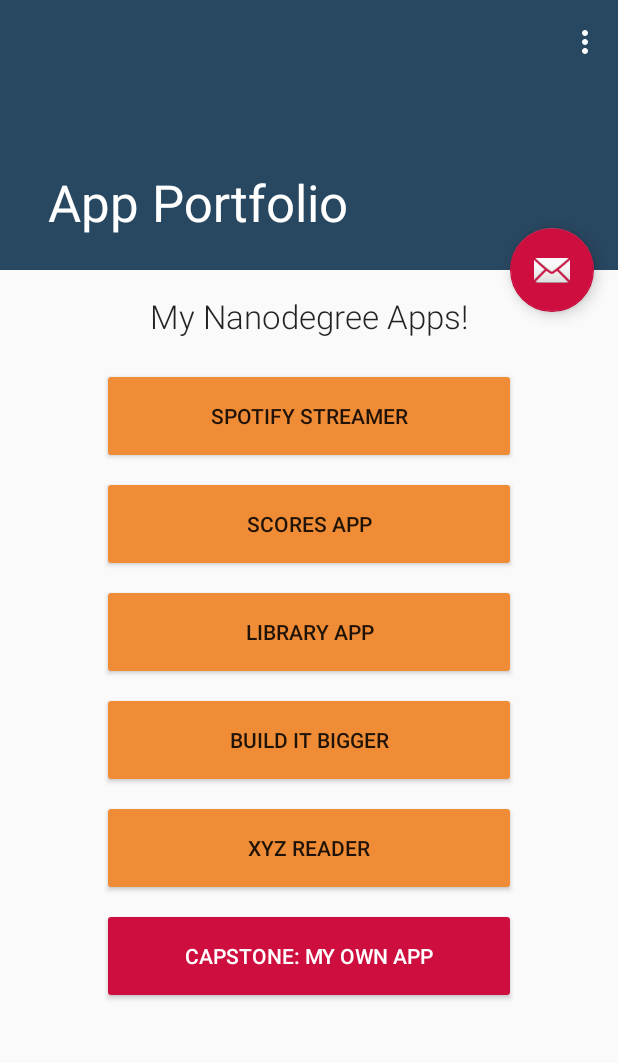
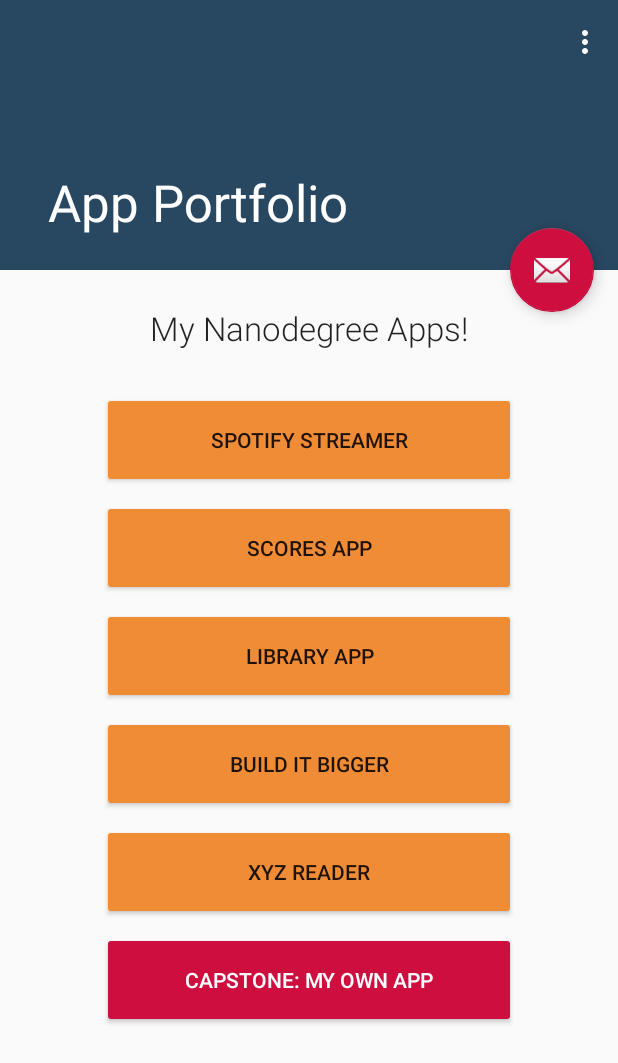
Before and after one commit to anandbibek/Nanodegree-Projects, an Android app: the screen it shows after launch (ScrollingActivity), on a phone screen of 412 x 824 dp. Shown: the top 1063 px of the screen. Run offline under Robolectric (Android 15) with nearby library versions, the phone set to English and light mode, and no system bars.

Commit message:
fix paddings

```diff
--- a/Portfolio/app/src/main/res/layout/content_scrolling.xml
+++ b/Portfolio/app/src/main/res/layout/content_scrolling.xml
@@ -7,8 +7,6 @@
     tools:showIn="@layout/activity_scrolling"
     android:layout_width="match_parent"
     android:layout_height="match_parent"
-    android:paddingTop="16dp"
-    android:paddingBottom="16dp"
     tools:context=".ScrollingActivity">
 
     <LinearLayout
@@ -24,7 +22,8 @@
             android:layout_height="wrap_content"
             android:text="@string/my_apps"
             android:textAppearance="?android:attr/textAppearanceLarge"
-            android:layout_marginBottom="16dp"
+            android:layout_marginBottom="24dp"
+            android:layout_marginTop="24dp"
             android:fontFamily="sans-serif-light"/>
 
         <Button
```
